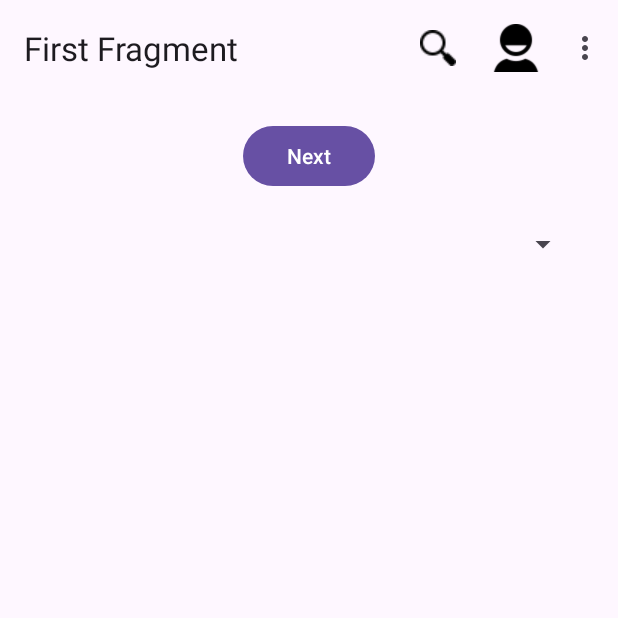
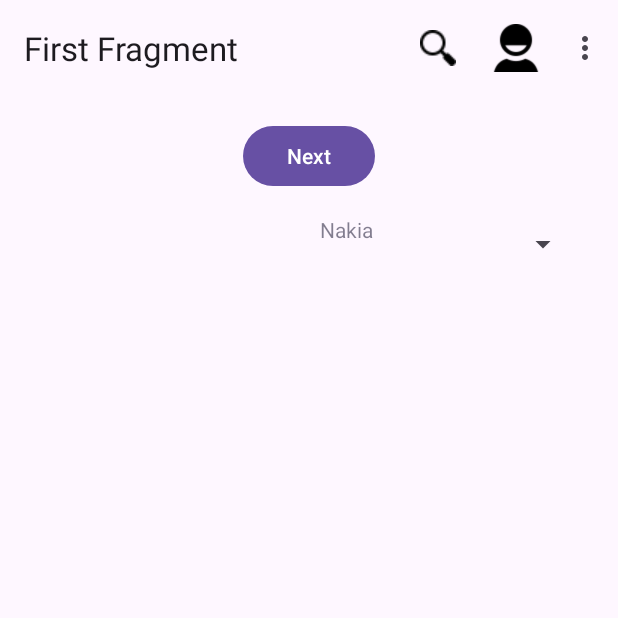
Before and after one commit to RXHXD/UI-UX, an Android app: the screen it shows after launch (MainActivity), on a phone screen of 412 x 824 dp, the top half of it. Run offline under Robolectric (Android 15) with nearby library versions, the phone set to English and light mode, and no system bars; our stand-ins replace navigation-ui.

Commit message:
List Added using adapter in fragment

```diff
--- a/FinalPractice/app/src/main/java/com/example/finalpractice/FirstFragment.java
+++ b/FinalPractice/app/src/main/java/com/example/finalpractice/FirstFragment.java
@@ -7,11 +7,21 @@ import android.view.ViewGroup;
 
 import androidx.annotation.NonNull;
 import androidx.fragment.app.Fragment;
+import androidx.lifecycle.Observer;
+import androidx.lifecycle.ViewModelProvider;
 import androidx.navigation.fragment.NavHostFragment;
 
 import com.example.finalpractice.databinding.FragmentFirstBinding;
 
+import java.util.ArrayList;
+import java.util.List;
+
 public class FirstFragment extends Fragment {
+
+    List<Phone> phoneList = new ArrayList<>();
+    PhoneViewModel phoneViewModel;
+    PhoneAdapter phoneAdapter;
+
 
     private FragmentFirstBinding binding;
 
@@ -28,6 +38,15 @@ public class FirstFragment extends Fragment {
 
     public void onViewCreated(@NonNull View view, Bundle savedInstanceState) {
         super.onViewCreated(view, savedInstanceState);
+        phoneViewModel = new ViewModelProvider(requireActivity()).get(PhoneViewModel.class);
+        phoneViewModel.getPhoneList().observe(getViewLifecycleOwner(), new Observer<List<Phone>>() {
+            @Override
+            public void onChanged(List<Phone> phones) {
+                phoneList = phones;
+                phoneAdapter = new PhoneAdapter(phoneList);
+                binding.spinner.setAdapter(phoneAdapter);
+            }
+        });
 
         binding.buttonFirst.setOnClickListener(new View.OnClickListener() {
             @Override
--- a/FinalPractice/app/src/main/java/com/example/finalpractice/MainActivity.java
+++ b/FinalPractice/app/src/main/java/com/example/finalpractice/MainActivity.java
@@ -9,6 +9,7 @@ import androidx.appcompat.app.AppCompatActivity;
 import android.view.View;
 
 import androidx.core.view.WindowCompat;
+import androidx.lifecycle.ViewModelProvider;
 import androidx.navigation.NavController;
 import androidx.navigation.Navigation;
 import androidx.navigation.ui.AppBarConfiguration;
@@ -56,7 +57,19 @@ public class MainActivity extends AppCompatActivity {
 
         // Adding manual Data into the List
         List<String> phoneDesc = new ArrayList<>(Arrays.asList("Nakia","Blackbeery","Lenova","Asus"));
-        List<Integer> phoneColor = new ArrayList<>(Arrays.asList(R.color.))
+        List<Integer> phoneColor = new ArrayList<>(Arrays.asList(R.color.black,R.color.green,R.color.fuchsia,R.color.teal));
+
+        // adding element to phone model
+        for (int i=0;i<phoneDesc.size();i++)
+        {
+            Phone phone = new Phone(phoneColor.get(i),phoneDesc.get(i));
+            phoneList.add(phone);
+        }
+
+          // making instance of Phone View Model
+        PhoneViewModel phoneViewModel = new ViewModelProvider(this).get(PhoneViewModel.class);
+        phoneViewModel.loadColorList(phoneList);
+
 
     }
 
@@ -68,6 +81,7 @@ public class MainActivity extends AppCompatActivity {
     }
 
     @Override
+
     public boolean onOptionsItemSelected(MenuItem item) {
         // Handle action bar item clicks here. The action bar will
         // automatically handle clicks on the Home/Up button, so long
--- a/FinalPractice/app/src/main/java/com/example/finalpractice/Phone.java
+++ b/FinalPractice/app/src/main/java/com/example/finalpractice/Phone.java
@@ -1,18 +1,20 @@
 package com.example.finalpractice;
 
 public class Phone {
-    String phoneColor;
+    int phoneColor;
     String phoneName;
 
-    public Phone(String phoneColor) {
+    public Phone(int phoneColor, String phoneName) {
         this.phoneColor = phoneColor;
+        this.phoneName = phoneName;
     }
 
-    public String getPhoneColor() {
+
+    public int getPhoneColor() {
         return phoneColor;
     }
 
-    public void setPhoneColor(String phoneColor) {
+    public void setPhoneColor(int phoneColor) {
         this.phoneColor = phoneColor;
     }
 
--- /dev/null
+++ b/FinalPractice/app/src/main/java/com/example/finalpractice/PhoneAdapter.java
@@ -0,0 +1,46 @@
+package com.example.finalpractice;
+
+import android.view.LayoutInflater;
+import android.view.View;
+import android.view.ViewGroup;
+import android.widget.BaseAdapter;
+
+import com.example.finalpractice.databinding.LayoutColoritemBinding;
+
+import java.util.List;
+
+public class PhoneAdapter extends BaseAdapter {
+
+    List<Phone> phoneList;
+    LayoutColoritemBinding coloritemBinding;
+
+    public PhoneAdapter(List<Phone> phoneList) {
+        this.phoneList = phoneList;
+    }
+
+    @Override
+    public int getCount() {
+        return phoneList.size();
+    }
+
+    @Override
+    public Object getItem(int i) {
+        return phoneList.get(i);
+    }
+
+    @Override
+    public long getItemId(int i) {
+        return i;
+    }
+
+    @Override
+    public View getView(int i, View view, ViewGroup viewGroup) {
+        if(view == null)
+        {
+            coloritemBinding = LayoutColoritemBinding.inflate(LayoutInflater.from(viewGroup.getContext()),viewGroup,false);
+        }
+     coloritemBinding.txtViewColourItem.setText(phoneList.get(i).getPhoneName());
+     coloritemBinding.txtViewColourItem.setTextColor(phoneList.get(i).getPhoneColor());
+     return coloritemBinding.getRoot();
+    }
+}
--- /dev/null
+++ b/FinalPractice/app/src/main/java/com/example/finalpractice/PhoneViewModel.java
@@ -0,0 +1,30 @@
+package com.example.finalpractice;
+
+
+import androidx.lifecycle.LiveData;
+import androidx.lifecycle.MutableLiveData;
+import androidx.lifecycle.ViewModel;
+
+import java.util.List;
+
+public class PhoneViewModel extends ViewModel {
+
+    MutableLiveData<List<Phone>> phoneList = new MutableLiveData<List<Phone>>();
+    public LiveData<List<Phone>> getPhoneList() {
+      if(phoneList == null)
+      {
+          phoneList = new MutableLiveData<>();
+      }
+        return  phoneList;
+    }
+
+    public void loadColorList(List<Phone> phoneList1)
+    {
+        phoneList.setValue(phoneList1);
+    }
+
+
+
+
+
+}
--- /dev/null
+++ b/FinalPractice/app/src/main/res/layout/layout_coloritem.xml
@@ -0,0 +1,18 @@
+<?xml version="1.0" encoding="utf-8"?>
+<androidx.constraintlayout.widget.ConstraintLayout xmlns:android="http://schemas.android.com/apk/res/android"
+    xmlns:app="http://schemas.android.com/apk/res-auto"
+    android:layout_width="match_parent"
+    android:layout_height="match_parent">
+
+    <TextView
+        android:id="@+id/txtViewColourItem"
+        android:layout_width="410dp"
+        android:layout_height="34dp"
+        android:gravity="center"
+        android:text="TextView"
+        android:textAlignment="center"
+        app:layout_constraintEnd_toEndOf="parent"
+        app:layout_constraintHorizontal_bias="0.0"
+        app:layout_constraintStart_toStartOf="parent"
+        app:layout_constraintTop_toTopOf="parent" />
+</androidx.constraintlayout.widget.ConstraintLayout>
--- a/FinalPractice/app/src/main/res/values/colors.xml
+++ b/FinalPractice/app/src/main/res/values/colors.xml
@@ -1,6 +1,8 @@
 <?xml version="1.0" encoding="utf-8"?>
 <resources>
     <color name="black">#FF000000</color>
-    <color name="white">#FFFFFFFF</color>
+    <color name="teal">#008080</color>
+    <color name="green">#008000</color>
+    <color name="fuchsia">#FF00FF</color>
 
 </resources>
```
